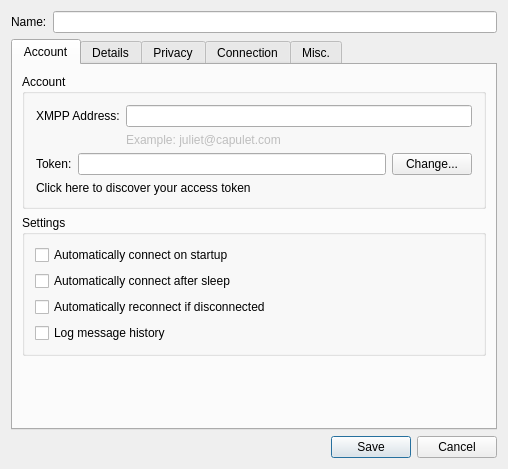
Above: src/accountmodify.ui from mconf/mconf-chat-desktop before the change. Below: the same form after it.
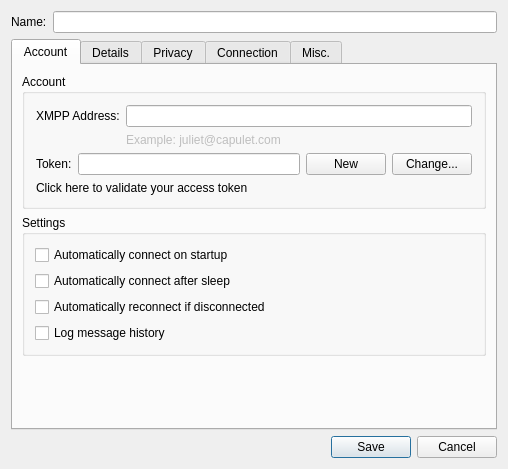
That is the form after the change. Custom widgets are drawn as their Qt base class.

Commit message: Token gerado no cliente

Patch:
```diff
--- a/src/accountmodify.ui
+++ b/src/accountmodify.ui
@@ -107,7 +107,14 @@
             <item>
              <widget class="QLineEdit" name="le_pass">
               <property name="echoMode">
-               <enum>QLineEdit::Password</enum>
+               <enum>QLineEdit::Normal</enum>
+              </property>
+             </widget>
+            </item>
+            <item>
+             <widget class="QPushButton" name="newTokenButton">
+              <property name="text">
+               <string>New</string>
               </property>
              </widget>
             </item>
@@ -128,7 +135,7 @@
             <item>
              <widget class="QLabel" name="lb_discover_token">
               <property name="text">
-               <string>Click here to discover your access token</string>
+               <string>Click here to validate your access token</string>
               </property>
               <property name="openExternalLinks">
                <bool>true</bool>
```
Left out of the diff: 286 changed lines with no effect on the pictures. The commit also changes 4 other files.
